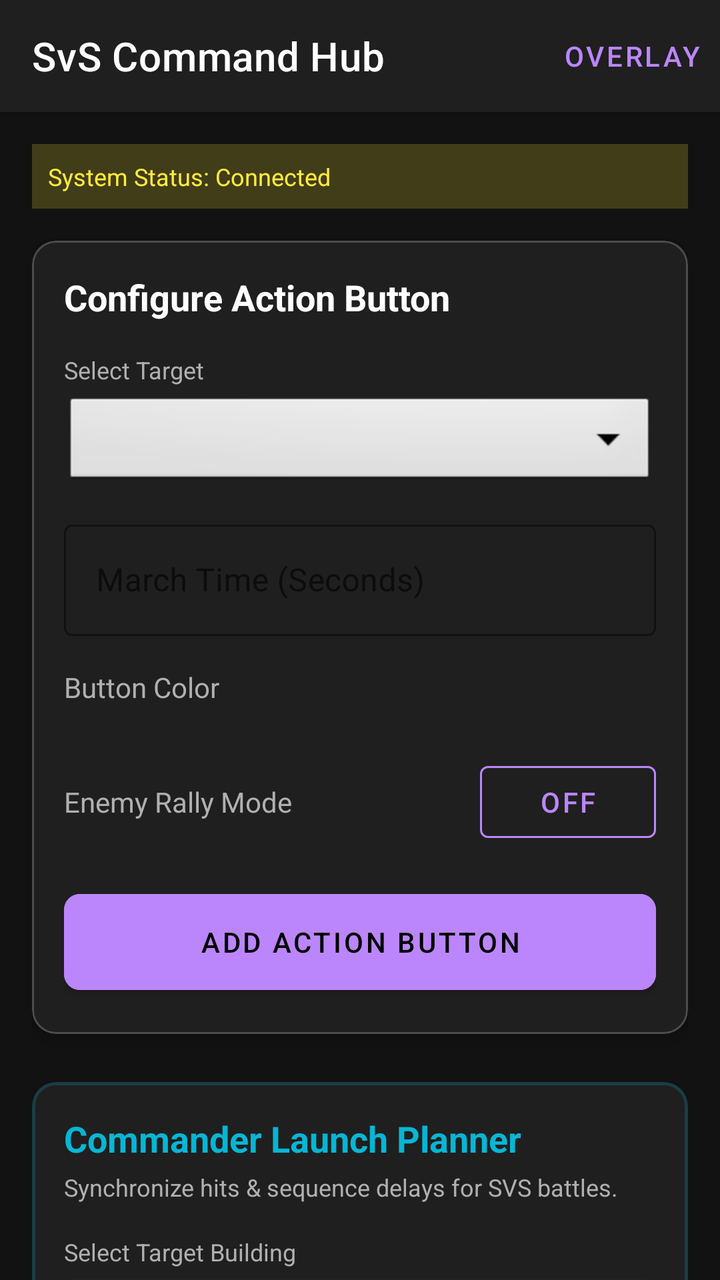
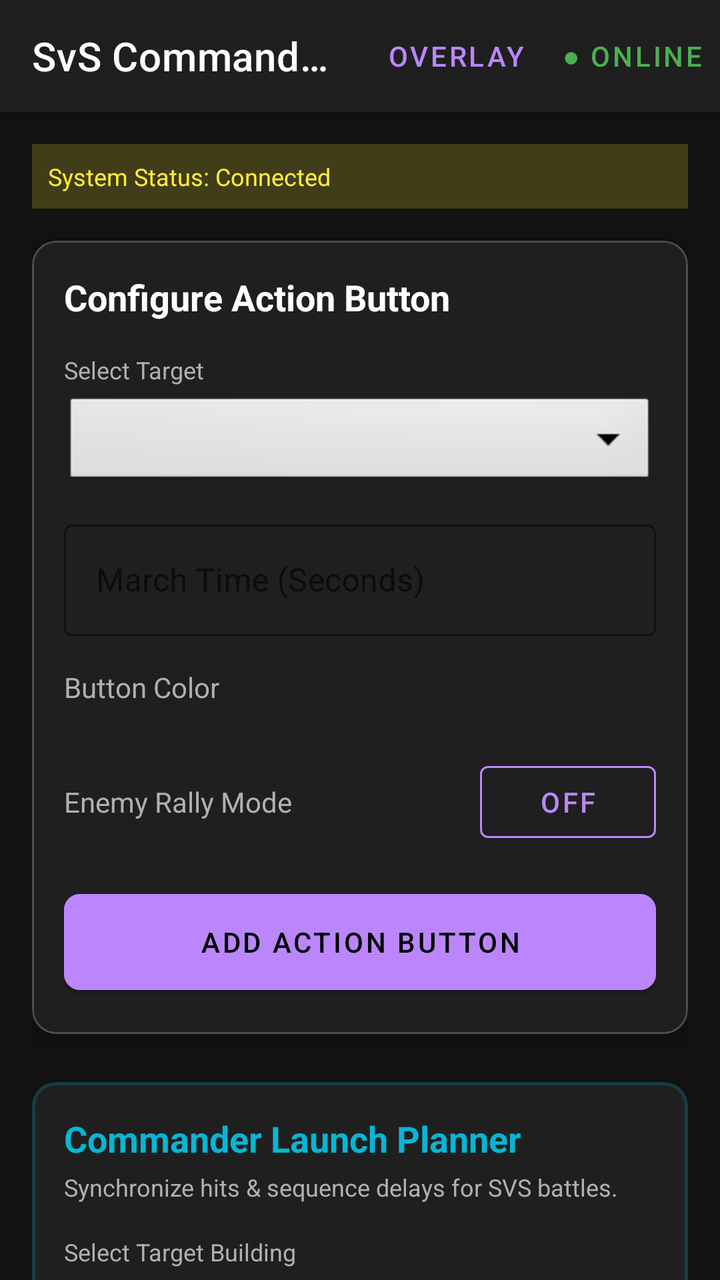

Compare the two renders of this Android layout. The source of the first and the diff that turns it into the second are given below.
<!-- AndroidManifest.xml: application theme Theme.CompanionApp -->
<!-- res/layout/activity_dashboard.xml -->
<?xml version="1.0" encoding="utf-8"?>
<androidx.coordinatorlayout.widget.CoordinatorLayout xmlns:android="http://schemas.android.com/apk/res/android"
    xmlns:app="http://schemas.android.com/apk/res-auto"
    android:layout_width="match_parent"
    android:layout_height="match_parent"
    android:background="#121212">

    <com.google.android.material.appbar.AppBarLayout
        android:layout_width="match_parent"
        android:layout_height="wrap_content"
        android:background="#1F1F1F">

        <androidx.appcompat.widget.Toolbar
            android:id="@+id/toolbar"
            android:layout_width="match_parent"
            android:layout_height="?attr/actionBarSize"
            app:title="SvS Command Hub"
            app:titleTextColor="#FFFFFF">

            <Button
                android:id="@+id/btnToggleOverlay"
                style="@style/Widget.MaterialComponents.Button.TextButton"
                android:layout_width="wrap_content"
                android:layout_height="wrap_content"
                android:layout_gravity="end"
                android:text="Overlay"
                android:textColor="#BB86FC" />
        </androidx.appcompat.widget.Toolbar>
    </com.google.android.material.appbar.AppBarLayout>

    <androidx.core.widget.NestedScrollView
        android:layout_width="match_parent"
        android:layout_height="match_parent"
        app:layout_behavior="@string/appbar_scrolling_view_behavior">

        <LinearLayout
            android:layout_width="match_parent"
            android:layout_height="wrap_content"
            android:orientation="vertical"
            android:padding="16dp">

            <TextView
                android:id="@+id/tvDebugInfo"
                android:layout_width="match_parent"
                android:layout_height="wrap_content"
                android:background="#33FFEB3B"
                android:padding="8dp"
                android:text="System Status: Connected"
                android:textColor="#FFEB3B"
                android:textSize="12sp"
                android:layout_marginBottom="16dp" />

            
            <com.google.android.material.card.MaterialCardView
                android:layout_width="match_parent"
                android:layout_height="wrap_content"
                android:layout_marginBottom="24dp"
                app:cardBackgroundColor="#1F1F1F"
                app:cardCornerRadius="12dp"
                app:cardElevation="4dp"
                app:strokeColor="#33FFFFFF"
                app:strokeWidth="1dp">

                <LinearLayout
                    android:layout_width="match_parent"
                    android:layout_height="wrap_content"
                    android:orientation="vertical"
                    android:padding="16dp">

                    <TextView
                        android:layout_width="wrap_content"
                        android:layout_height="wrap_content"
                        android:text="Configure Action Button"
                        android:textColor="#FFFFFF"
                        android:textSize="18sp"
                        android:textStyle="bold"
                        android:layout_marginBottom="16dp" />

                    <TextView
                        android:layout_width="wrap_content"
                        android:layout_height="wrap_content"
                        android:text="Select Target"
                        android:textColor="#B0B0B0"
                        android:textSize="12sp"
                        android:layout_marginBottom="4dp" />

                    <Spinner
                        android:id="@+id/spAddButtonTarget"
                        android:layout_width="match_parent"
                        android:layout_height="48dp"
                        android:background="@android:drawable/btn_dropdown"
                        android:layout_marginBottom="12dp" />

                    <com.google.android.material.textfield.TextInputLayout
                        style="@style/Widget.MaterialComponents.TextInputLayout.OutlinedBox"
                        android:layout_width="match_parent"
                        android:layout_height="wrap_content"
                        android:layout_marginBottom="16dp"
                        android:hint="March Time (Seconds)"
                        app:hintTextColor="#BB86FC"
                        app:boxStrokeColor="#BB86FC">

                        <com.google.android.material.textfield.TextInputEditText
                            android:id="@+id/etMarchTime"
                            android:layout_width="match_parent"
                            android:layout_height="wrap_content"
                            android:inputType="number"
                            android:textColor="#FFFFFF" />
                    </com.google.android.material.textfield.TextInputLayout>

                    <TextView
                        android:layout_width="wrap_content"
                        android:layout_height="wrap_content"
                        android:text="Button Color"
                        android:textColor="#B0B0B0"
                        android:textSize="14sp"
                        android:layout_marginBottom="8dp" />

                    <HorizontalScrollView
                        android:layout_width="match_parent"
                        android:layout_height="wrap_content"
                        android:layout_marginBottom="16dp"
                        android:scrollbars="none">
                        <LinearLayout
                            android:id="@+id/llColorPicker"
                            android:layout_width="wrap_content"
                            android:layout_height="wrap_content"
                            android:orientation="horizontal" />
                    </HorizontalScrollView>

                    <LinearLayout
                        android:layout_width="match_parent"
                        android:layout_height="wrap_content"
                        android:orientation="horizontal"
                        android:gravity="center_vertical"
                        android:layout_marginBottom="16dp">

                        <TextView
                            android:layout_width="0dp"
                            android:layout_weight="1"
                            android:layout_height="wrap_content"
                            android:text="Enemy Rally Mode"
                            android:textColor="#B0B0B0" />

                        <com.google.android.material.button.MaterialButton
                            android:id="@+id/btnEnemyToggle"
                            style="@style/Widget.MaterialComponents.Button.OutlinedButton"
                            android:layout_width="wrap_content"
                            android:layout_height="wrap_content"
                            android:text="OFF"
                            app:strokeColor="#BB86FC"
                            android:textColor="#BB86FC" />
                    </LinearLayout>

                    <LinearLayout
                        android:id="@+id/llEnemyTeams"
                        android:layout_width="match_parent"
                        android:layout_height="wrap_content"
                        android:orientation="vertical"
                        android:layout_marginBottom="16dp"
                        android:visibility="gone">

                        <TextView
                            android:layout_width="wrap_content"
                            android:layout_height="wrap_content"
                            android:text="Select Enemy Team"
                            android:textColor="#B0B0B0"
                            android:layout_marginBottom="8dp" />

                        <HorizontalScrollView
                            android:layout_width="match_parent"
                            android:layout_height="wrap_content"
                            android:scrollbars="none">
                            <LinearLayout
                                android:id="@+id/llTeamList"
                                android:layout_width="wrap_content"
                                android:layout_height="wrap_content"
                                android:orientation="horizontal" />
                        </HorizontalScrollView>
                    </LinearLayout>

                    <com.google.android.material.button.MaterialButton
                        android:id="@+id/btnAddButton"
                        android:layout_width="match_parent"
                        android:layout_height="60dp"
                        android:text="Add Action Button"
                        app:cornerRadius="8dp"
                        android:backgroundTint="#BB86FC"
                        android:textColor="#000000" />

                </LinearLayout>
            </com.google.android.material.card.MaterialCardView>

            
            <com.google.android.material.card.MaterialCardView
                android:id="@+id/cardCommanderPlanner"
                android:layout_width="match_parent"
                android:layout_height="wrap_content"
                android:layout_marginBottom="24dp"
                app:cardBackgroundColor="#1F1F1F"
                app:cardCornerRadius="12dp"
                app:cardElevation="4dp"
                app:strokeColor="#3306B6D4"
                app:strokeWidth="1.5dp">

                <LinearLayout
                    android:layout_width="match_parent"
                    android:layout_height="wrap_content"
                    android:orientation="vertical"
                    android:padding="16dp">

                    <TextView
                        android:layout_width="wrap_content"
                        android:layout_height="wrap_content"
                        android:text="Commander Launch Planner"
                        android:textColor="#06B6D4"
                        android:textSize="18sp"
                        android:textStyle="bold"
                        android:layout_marginBottom="4dp" />

                    <TextView
                        android:layout_width="wrap_content"
                        android:layout_height="wrap_content"
                        android:text="Synchronize hits &amp; sequence delays for SVS battles."
                        android:textColor="#B0B0B0"
                        android:textSize="12sp"
                        android:layout_marginBottom="16dp" />

                    
                    <TextView
                        android:layout_width="wrap_content"
                        android:layout_height="wrap_content"
                        android:text="Select Target Building"
                        android:textColor="#B0B0B0"
                        android:textSize="12sp"
                        android:layout_marginBottom="4dp" />
                    <Spinner
                        android:id="@+id/spPlannerTarget"
                        android:layout_width="match_parent"
                        android:layout_height="48dp"
                        android:background="@android:drawable/btn_dropdown"
                        android:layout_marginBottom="12dp" />

                    
                    <TextView
                        android:layout_width="wrap_content"
                        android:layout_height="wrap_content"
                        android:text="Assign to Allied Team"
                        android:textColor="#B0B0B0"
                        android:textSize="12sp"
                        android:layout_marginBottom="4dp" />
                    <Spinner
                        android:id="@+id/spPlannerTeam"
                        android:layout_width="match_parent"
                        android:layout_height="48dp"
                        android:background="@android:drawable/btn_dropdown"
                        android:layout_marginBottom="12dp" />

                    
                    <TextView
                        android:layout_width="wrap_content"
                        android:layout_height="wrap_content"
                        android:text="Rally Prep Duration"
                        android:textColor="#B0B0B0"
                        android:textSize="12sp"
                        android:layout_marginBottom="4dp" />
                    <Spinner
                        android:id="@+id/spPlannerRallyTime"
                        android:layout_width="match_parent"
                        android:layout_height="48dp"
                        android:background="@android:drawable/btn_dropdown"
                        android:layout_marginBottom="12dp" />

                    
                    <com.google.android.material.textfield.TextInputLayout
                        style="@style/Widget.MaterialComponents.TextInputLayout.OutlinedBox"
                        android:layout_width="match_parent"
                        android:layout_height="wrap_content"
                        android:layout_marginBottom="16dp"
                        android:hint="Landing Hit Time (HH:mm:ss UTC)"
                        app:hintTextColor="#06B6D4"
                        app:boxStrokeColor="#06B6D4">

                        <com.google.android.material.textfield.TextInputEditText
                            android:id="@+id/etPlannerLandingTime"
                            android:layout_width="match_parent"
                            android:layout_height="wrap_content"
                            android:textColor="#FFFFFF"
                            android:fontFamily="monospace"
                            android:singleLine="true" />
                    </com.google.android.material.textfield.TextInputLayout>

                    
                    <TextView
                        android:id="@+id/tvPlannerOffsetsTitle"
                        android:layout_width="wrap_content"
                        android:layout_height="wrap_content"
                        android:text="Sequence Hit Delays"
                        android:textColor="#B0B0B0"
                        android:textSize="14sp"
                        android:textStyle="bold"
                        android:layout_marginBottom="8dp"
                        android:visibility="gone" />
                    <LinearLayout
                        android:id="@+id/llPlannerPlayerOffsets"
                        android:layout_width="match_parent"
                        android:layout_height="wrap_content"
                        android:orientation="vertical"
                        android:layout_marginBottom="16dp"
                        android:visibility="gone" />

                    
                    <LinearLayout
                        android:layout_width="match_parent"
                        android:layout_height="wrap_content"
                        android:orientation="horizontal">

                        <com.google.android.material.button.MaterialButton
                            android:id="@+id/btnPlannerSetLanding"
                            android:layout_width="0dp"
                            android:layout_weight="1"
                            android:layout_height="52dp"
                            android:text="Broadcast Landing"
                            app:cornerRadius="8dp"
                            android:backgroundTint="#06B6D4"
                            android:textColor="#000000" />

                        <com.google.android.material.button.MaterialButton
                            android:id="@+id/btnPlannerCancelLanding"
                            style="@style/Widget.MaterialComponents.Button.OutlinedButton"
                            android:layout_width="wrap_content"
                            android:layout_height="52dp"
                            android:layout_marginStart="8dp"
                            android:text="Cancel"
                            app:cornerRadius="8dp"
                            app:strokeColor="#CF6679"
                            android:textColor="#CF6679"
                            android:visibility="gone" />
                    </LinearLayout>

                </LinearLayout>
            </com.google.android.material.card.MaterialCardView>

            
            <com.google.android.material.card.MaterialCardView
                android:id="@+id/cardTeamManagement"
                android:layout_width="match_parent"
                android:layout_height="wrap_content"
                android:layout_marginBottom="24dp"
                app:cardBackgroundColor="#1F1F1F"
                app:cardCornerRadius="12dp"
                app:cardElevation="4dp"
                app:strokeColor="#33EAB308"
                app:strokeWidth="1.5dp"
                android:visibility="gone">

                <LinearLayout
                    android:layout_width="match_parent"
                    android:layout_height="wrap_content"
                    android:orientation="vertical"
                    android:padding="16dp">

                    <TextView
                        android:layout_width="wrap_content"
                        android:layout_height="wrap_content"
                        android:text="Team Management Hub"
                        android:textColor="#EAB308"
                        android:textSize="18sp"
                        android:textStyle="bold"
                        android:layout_marginBottom="4dp" />

                    <TextView
                        android:layout_width="wrap_content"
                        android:layout_height="wrap_content"
                        android:text="Create allied/enemy teams, delete teams, and manage player team assignments."
                        android:textColor="#B0B0B0"
                        android:textSize="12sp"
                        android:layout_marginBottom="16dp" />

                    
                    <TextView
                        android:layout_width="wrap_content"
                        android:layout_height="wrap_content"
                        android:text="Create New Team"
                        android:textColor="#FFFFFF"
                        android:textSize="14sp"
                        android:textStyle="bold"
                        android:layout_marginBottom="8dp" />

                    <com.google.android.material.textfield.TextInputLayout
                        style="@style/Widget.MaterialComponents.TextInputLayout.OutlinedBox"
                        android:layout_width="match_parent"
                        android:layout_height="wrap_content"
                        android:layout_marginBottom="12dp"
                        android:hint="Team Name"
                        app:hintTextColor="#EAB308"
                        app:boxStrokeColor="#EAB308">

                        <com.google.android.material.textfield.TextInputEditText
                            android:id="@+id/etNewTeamName"
                            android:layout_width="match_parent"
                            android:layout_height="wrap_content"
                            android:textColor="#FFFFFF"
                            android:singleLine="true" />
                    </com.google.android.material.textfield.TextInputLayout>

                    <LinearLayout
                        android:layout_width="match_parent"
                        android:layout_height="wrap_content"
                        android:orientation="horizontal"
                        android:gravity="center_vertical"
                        android:layout_marginBottom="16dp">

                        <TextView
                            android:layout_width="0dp"
                            android:layout_weight="1"
                            android:layout_height="wrap_content"
                            android:text="Is Enemy Team?"
                            android:textColor="#B0B0B0" />

                        <com.google.android.material.button.MaterialButton
                            android:id="@+id/btnTeamTypeToggle"
                            style="@style/Widget.MaterialComponents.Button.OutlinedButton"
                            android:layout_width="wrap_content"
                            android:layout_height="wrap_content"
                            android:text="NO"
                            app:strokeColor="#EAB308"
                            android:textColor="#EAB308" />
                    </LinearLayout>

                    <com.google.android.material.button.MaterialButton
                        android:id="@+id/btnCreateTeam"
                        android:layout_width="match_parent"
                        android:layout_height="52dp"
                        android:text="Create Team"
                        app:cornerRadius="8dp"
                        android:backgroundTint="#EAB308"
                        android:textColor="#000000"
                        android:layout_marginBottom="24dp" />

                    <View
                        android:layout_width="match_parent"
                        android:layout_height="1dp"
                        android:background="#33FFFFFF"
                        android:layout_marginBottom="16dp" />

                    
                    <TextView
                        android:layout_width="wrap_content"
                        android:layout_height="wrap_content"
                        android:text="Manage Teams &amp; Player Assignments"
                        android:textColor="#FFFFFF"
                        android:textSize="14sp"
                        android:textStyle="bold"
                        android:layout_marginBottom="12dp" />

                    <LinearLayout
                        android:id="@+id/llTeamManagementList"
                        android:layout_width="match_parent"
                        android:layout_height="wrap_content"
                        android:orientation="vertical" />

                </LinearLayout>
            </com.google.android.material.card.MaterialCardView>

            
            <TextView
                android:layout_width="match_parent"
                android:layout_height="wrap_content"
                android:text="Quick Actions"
                android:textColor="#FFFFFF"
                android:textSize="20sp"
                android:textStyle="bold"
                android:layout_marginBottom="12dp" />

            <LinearLayout
                android:id="@+id/llActionButtonsList"
                android:layout_width="match_parent"
                android:layout_height="wrap_content"
                android:orientation="vertical" />

            <com.google.android.material.button.MaterialButton
                android:id="@+id/btnLogout"
                style="@style/Widget.MaterialComponents.Button.TextButton"
                android:layout_width="match_parent"
                android:layout_height="wrap_content"
                android:text="Sign Out"
                android:textColor="#CF6679"
                android:layout_marginTop="32dp" />

        </LinearLayout>
    </androidx.core.widget.NestedScrollView>

</androidx.coordinatorlayout.widget.CoordinatorLayout>
<!-- resources referenced by this layout -->
<resources>
  <style name="Theme.CompanionApp" parent="Base.Theme.CompanionApp" />
  <style name="Base.Theme.CompanionApp" parent="Theme.MaterialComponents.DayNight.NoActionBar">
          <item name="colorPrimary">#6200EE</item>
          <item name="colorPrimaryVariant">#3700B3</item>
          <item name="colorOnPrimary">#FFFFFF</item>
          <item name="colorSecondary">#03DAC5</item>
          <item name="colorSecondaryVariant">#018786</item>
          <item name="colorOnSecondary">#000000</item>
          <item name="android:statusBarColor" tools:targetApi="l">?attr/colorPrimaryVariant</item>
      </style>
</resources>

<!-- the commit's change to res/layout/activity_dashboard.xml (unified diff, before → after) -->
@@ -16,6 +16,15 @@
             android:layout_height="?attr/actionBarSize"
             app:title="SvS Command Hub"
             app:titleTextColor="#FFFFFF">
+
+            <Button
+                android:id="@+id/btnAvailability"
+                style="@style/Widget.MaterialComponents.Button.TextButton"
+                android:layout_width="wrap_content"
+                android:layout_height="wrap_content"
+                android:layout_gravity="end"
+                android:text="● Online"
+                android:textColor="#4CAF50" />
 
             <Button
                 android:id="@+id/btnToggleOverlay"
@@ -343,7 +352,7 @@
 
             
             <com.google.android.material.card.MaterialCardView
-                android:id="@+id/cardTeamManagement"
+                android:id="@+id/cardGroupPlanner"
                 android:layout_width="match_parent"
                 android:layout_height="wrap_content"
                 android:layout_marginBottom="24dp"
@@ -363,6 +372,155 @@
                     <TextView
                         android:layout_width="wrap_content"
                         android:layout_height="wrap_content"
+                        android:text="Group Attack Planner"
+                        android:textColor="#EAB308"
+                        android:textSize="18sp"
+                        android:textStyle="bold" />
+
+                    <TextView
+                        android:layout_width="wrap_content"
+                        android:layout_height="wrap_content"
+                        android:text="Assign teams + extra players to up to 5 targets, then deploy one synchronized landing per target to everyone."
+                        android:textColor="#B0B0B0"
+                        android:textSize="12sp"
+                        android:layout_marginTop="2dp"
+                        android:layout_marginBottom="14dp" />
+
+                    <LinearLayout
+                        android:layout_width="match_parent"
+                        android:layout_height="wrap_content"
+                        android:orientation="horizontal"
+                        android:gravity="center_vertical"
+                        android:layout_marginBottom="12dp">
+
+                        <com.google.android.material.textfield.TextInputLayout
+                            style="@style/Widget.MaterialComponents.TextInputLayout.OutlinedBox"
+                            android:layout_width="0dp"
+                            android:layout_weight="1"
+                            android:layout_height="wrap_content"
+                            android:hint="Landing Time (HH:mm:ss UTC)"
+                            app:hintTextColor="#EAB308"
+                            app:boxStrokeColor="#EAB308">
+
+                            <com.google.android.material.textfield.TextInputEditText
+                                android:id="@+id/etGrpLanding"
+                                android:layout_width="match_parent"
+                                android:layout_height="wrap_content"
+                                android:fontFamily="monospace"
+                                android:textColor="#FFFFFF"
+                                android:singleLine="true" />
+                        </com.google.android.material.textfield.TextInputLayout>
+
+                        <com.google.android.material.button.MaterialButton
+                            android:id="@+id/btnGrpSuggest"
+                            style="@style/Widget.MaterialComponents.Button.OutlinedButton"
+                            android:layout_width="wrap_content"
+                            android:layout_height="52dp"
+                            android:layout_marginStart="8dp"
+                            android:text="Suggest"
+                            app:cornerRadius="8dp"
+                            app:strokeColor="#EAB308"
+                            android:textColor="#EAB308" />
+                    </LinearLayout>
+
+                    <com.google.android.material.textfield.TextInputLayout
+                        style="@style/Widget.MaterialComponents.TextInputLayout.OutlinedBox"
+                        android:layout_width="match_parent"
+                        android:layout_height="wrap_content"
+                        android:layout_marginBottom="12dp"
+                        android:hint="Castle Hit Offset (seconds)"
+                        app:hintTextColor="#EAB308"
+                        app:boxStrokeColor="#EAB308">
+
+                        <com.google.android.material.textfield.TextInputEditText
+                            android:id="@+id/etGrpCastleOffset"
+                            android:layout_width="match_parent"
+                            android:layout_height="wrap_content"
+                            android:inputType="numberSigned"
+                            android:text="0"
+                            android:textColor="#FFFFFF"
+                            android:singleLine="true" />
+                    </com.google.android.material.textfield.TextInputLayout>
+
+                    <LinearLayout
+                        android:id="@+id/llGrpSections"
+                        android:layout_width="match_parent"
+                        android:layout_height="wrap_content"
+                        android:orientation="vertical"
+                        android:layout_marginBottom="8dp" />
+
+                    <TextView
+                        android:id="@+id/tvGrpStatus"
+                        android:layout_width="match_parent"
+                        android:layout_height="wrap_content"
+                        android:text=""
+                        android:textColor="#B0B0B0"
+                        android:textSize="12sp"
+                        android:fontFamily="monospace"
+                        android:layout_marginBottom="12dp" />
+
+                    <com.google.android.material.button.MaterialButton
+                        android:id="@+id/btnGrpPrepare"
+                        style="@style/Widget.MaterialComponents.Button.OutlinedButton"
+                        android:layout_width="match_parent"
+                        android:layout_height="52dp"
+                        android:layout_marginBottom="8dp"
+                        android:text="Prepare — Notify All Players"
+                        app:cornerRadius="8dp"
+                        app:strokeColor="#EAB308"
+                        android:textColor="#EAB308" />
+
+                    <LinearLayout
+                        android:layout_width="match_parent"
+                        android:layout_height="wrap_content"
+                        android:orientation="horizontal">
+
+                        <com.google.android.material.button.MaterialButton
+                            android:id="@+id/btnGrpDeploy"
+                            android:layout_width="0dp"
+                            android:layout_weight="1"
+                            android:layout_height="52dp"
+                            android:text="Deploy Group"
+                            app:cornerRadius="8dp"
+                            android:backgroundTint="#EAB308"
+                            android:textColor="#000000" />
+
+                        <com.google.android.material.button.MaterialButton
+                            android:id="@+id/btnGrpCopy"
+                            style="@style/Widget.MaterialComponents.Button.OutlinedButton"
+                            android:layout_width="wrap_content"
+                            android:layout_height="52dp"
+                            android:layout_marginStart="8dp"
+                            android:text="Copy Plan"
+                            app:cornerRadius="8dp"
+                            app:strokeColor="#EAB308"
+                            android:textColor="#EAB308" />
+                    </LinearLayout>
+                </LinearLayout>
+            </com.google.android.material.card.MaterialCardView>
+
+            
+            <com.google.android.material.card.MaterialCardView
+                android:id="@+id/cardTeamManagement"
+                android:layout_width="match_parent"
+                android:layout_height="wrap_content"
+                android:layout_marginBottom="24dp"
+                app:cardBackgroundColor="#1F1F1F"
+                app:cardCornerRadius="12dp"
+                app:cardElevation="4dp"
+                app:strokeColor="#33EAB308"
+                app:strokeWidth="1.5dp"
+                android:visibility="gone">
+
+                <LinearLayout
+                    android:layout_width="match_parent"
+                    android:layout_height="wrap_content"
+                    android:orientation="vertical"
+                    android:padding="16dp">
+
+                    <TextView
+                        android:layout_width="wrap_content"
+                        android:layout_height="wrap_content"
                         android:text="Team Management Hub"
                         android:textColor="#EAB308"
                         android:textSize="18sp"
